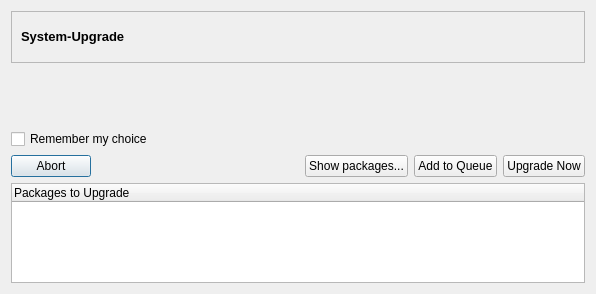
This is trunk/shaman/ui/upgradeDialog.ui in drf/shaman1 as Qt 5 draws it before an edit. The edited form follows.
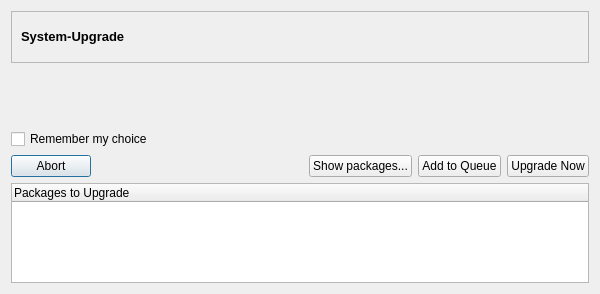
This is the edited form. Icons and pictures are not drawn.

```diff
--- a/trunk/shaman/ui/upgradeDialog.ui
+++ b/trunk/shaman/ui/upgradeDialog.ui
@@ -5,7 +5,7 @@
    <rect>
     <x>0</x>
     <y>0</y>
-    <width>596</width>
+    <width>600</width>
     <height>294</height>
    </rect>
   </property>
```
Left out of the diff: 3 changed lines with no effect on the pictures.
